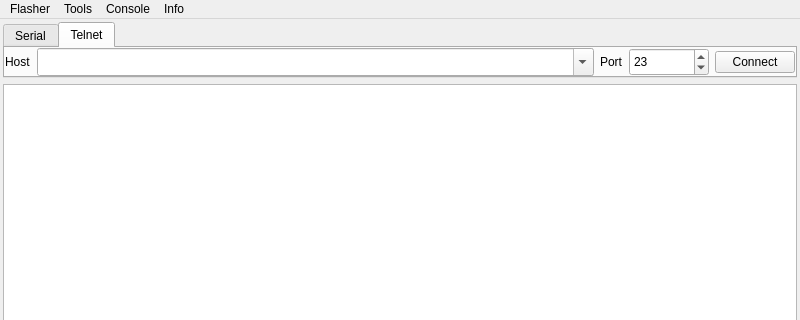
Before: the Qt Designer form tools/camflasher/camflasher.ui in remibert/pycameresp, drawn with Qt 5; both pictures show x 0 to 800 and y 0 to 320 of the 800 by 600 pixel window.
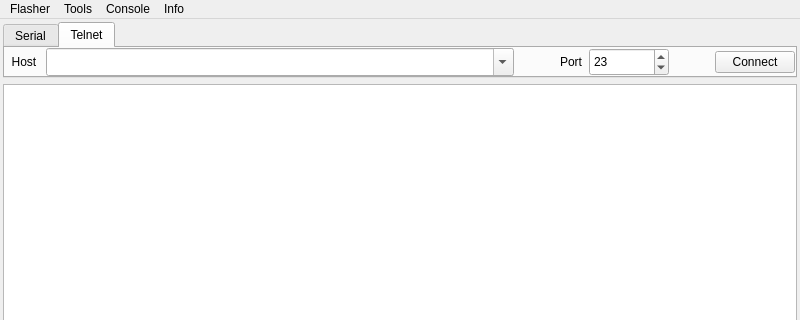
After: the same form once the commit is applied. Icons and pictures are not drawn.

Patch:
```diff
--- a/tools/camflasher/camflasher.ui
+++ b/tools/camflasher/camflasher.ui
@@ -92,7 +92,7 @@
            </sizepolicy>
           </property>
           <property name="text">
-           <string> Port </string>
+           <string>  Port  </string>
           </property>
          </widget>
         </item>
@@ -101,6 +101,12 @@
           <property name="enabled">
            <bool>true</bool>
           </property>
+          <property name="sizePolicy">
+           <sizepolicy hsizetype="MinimumExpanding" vsizetype="Fixed">
+            <horstretch>0</horstretch>
+            <verstretch>0</verstretch>
+           </sizepolicy>
+          </property>
           <property name="minimumSize">
            <size>
             <width>0</width>
@@ -115,7 +121,7 @@
           </property>
          </widget>
         </item>
-        <item row="0" column="2">
+        <item row="0" column="3">
          <widget class="QCheckBox" name="chk_rts_dtr">
           <property name="sizePolicy">
            <sizepolicy hsizetype="Maximum" vsizetype="Fixed">
@@ -127,10 +133,26 @@
            <enum>Qt::NoFocus</enum>
           </property>
           <property name="text">
-           <string>RTS/DTR </string>
+           <string>  RTS/DTR </string>
           </property>
          </widget>
         </item>
+        <item row="0" column="2">
+         <spacer name="horizontalSpacer">
+          <property name="orientation">
+           <enum>Qt::Horizontal</enum>
+          </property>
+          <property name="sizeType">
+           <enum>QSizePolicy::Minimum</enum>
+          </property>
+          <property name="sizeHint" stdset="0">
+           <size>
+            <width>40</width>
+            <height>20</height>
+           </size>
+          </property>
+         </spacer>
+        </item>
        </layout>
       </widget>
       <widget class="QWidget" name="tab_telnet">
@@ -140,6 +162,9 @@
          <verstretch>0</verstretch>
         </sizepolicy>
        </property>
+       <property name="focusPolicy">
+        <enum>Qt::NoFocus</enum>
+       </property>
        <attribute name="title">
         <string>Telnet</string>
        </attribute>
@@ -156,6 +181,22 @@
         <property name="bottomMargin">
          <number>0</number>
         </property>
+        <item row="0" column="5">
+         <spacer name="horizontalSpacer_2">
+          <property name="orientation">
+           <enum>Qt::Horizontal</enum>
+          </property>
+          <property name="sizeType">
+           <enum>QSizePolicy::Minimum</enum>
+          </property>
+          <property name="sizeHint" stdset="0">
+           <size>
+            <width>40</width>
+            <height>20</height>
+           </size>
+          </property>
+         </spacer>
+        </item>
         <item row="0" column="0">
          <widget class="QLabel" name="label_telnet_host">
           <property name="sizePolicy">
@@ -165,27 +206,27 @@
            </sizepolicy>
           </property>
           <property name="text">
-           <string>Host</string>
+           <string>  Host </string>
           </property>
          </widget>
         </item>
         <item row="0" column="1">
          <widget class="QComboBox" name="combo_telnet_host">
           <property name="sizePolicy">
-           <sizepolicy hsizetype="Minimum" vsizetype="MinimumExpanding">
+           <sizepolicy hsizetype="MinimumExpanding" vsizetype="MinimumExpanding">
             <horstretch>0</horstretch>
             <verstretch>0</verstretch>
            </sizepolicy>
           </property>
           <property name="focusPolicy">
-           <enum>Qt::NoFocus</enum>
+           <enum>Qt::TabFocus</enum>
           </property>
           <property name="editable">
            <bool>true</bool>
           </property>
          </widget>
         </item>
-        <item row="0" column="2">
+        <item row="0" column="3">
          <widget class="QLabel" name="label_telnet_port">
           <property name="sizePolicy">
            <sizepolicy hsizetype="Fixed" vsizetype="MinimumExpanding">
@@ -204,7 +245,7 @@
           </property>
          </widget>
         </item>
-        <item row="0" column="3">
+        <item row="0" column="4">
          <widget class="QSpinBox" name="edit_telnet_port">
           <property name="sizePolicy">
            <sizepolicy hsizetype="Fixed" vsizetype="MinimumExpanding">
@@ -232,7 +273,7 @@
           </property>
          </widget>
         </item>
-        <item row="0" column="4">
+        <item row="0" column="6">
          <widget class="QPushButton" name="button_telnet_connect">
           <property name="sizePolicy">
            <sizepolicy hsizetype="Fixed" vsizetype="Fixed">
@@ -248,6 +289,22 @@
           </property>
          </widget>
         </item>
+        <item row="0" column="2">
+         <spacer name="horizontalSpacer_3">
+          <property name="orientation">
+           <enum>Qt::Horizontal</enum>
+          </property>
+          <property name="sizeType">
+           <enum>QSizePolicy::Minimum</enum>
+          </property>
+          <property name="sizeHint" stdset="0">
+           <size>
+            <width>40</width>
+            <height>20</height>
+           </size>
+          </property>
+         </spacer>
+        </item>
        </layout>
       </widget>
      </widget>
```
